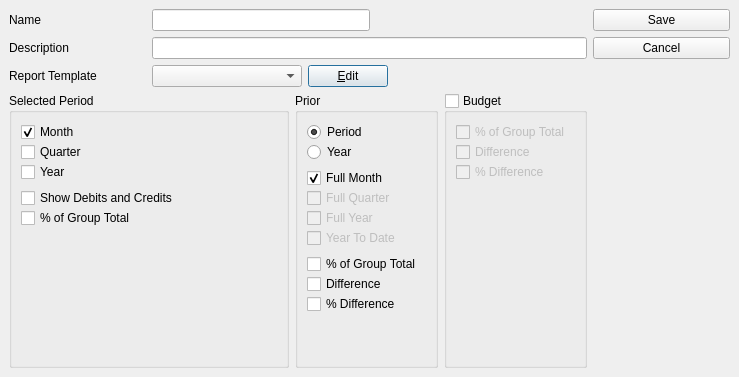
WooodHead/xtuple, file xtuple/trunk/guiclient/financialLayoutColumns.ui: the form before one commit.
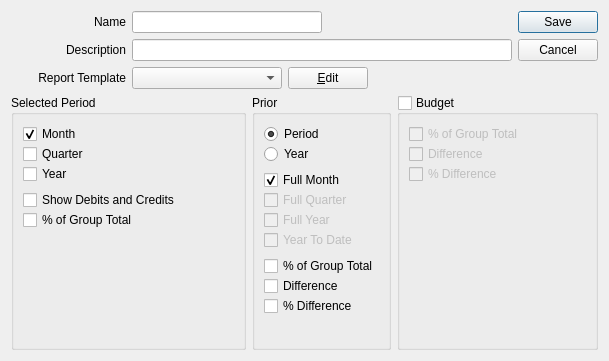
The form after the commit. Custom widgets are drawn as their Qt base class.

Commit message: issue #11869:  Some touch up to financial report layout for project accounting.

Diff of the .ui file:
```diff
--- a/xtuple/trunk/guiclient/financialLayoutColumns.ui
+++ b/xtuple/trunk/guiclient/financialLayoutColumns.ui
@@ -8,234 +8,144 @@
 is available at www.xtuple.com/CPAL.  By using this software, you agree
 to be bound by its terms.</comment>
  <class>financialLayoutColumns</class>
- <widget class="QDialog" name="financialLayoutColumns" >
-  <property name="geometry" >
+ <widget class="QDialog" name="financialLayoutColumns">
+  <property name="geometry">
    <rect>
     <x>0</x>
     <y>0</y>
-    <width>739</width>
-    <height>377</height>
+    <width>609</width>
+    <height>361</height>
    </rect>
   </property>
   <property name="windowTitle" >
    <string>Column Layout</string>
   </property>
-  <layout class="QGridLayout" >
-   <property name="margin" >
-    <number>9</number>
-   </property>
-   <property name="spacing" >
-    <number>6</number>
-   </property>
-   <item row="1" column="3" >
-    <widget class="QGroupBox" name="_budget" >
-     <property name="title" >
-      <string>Budget</string>
+  <layout class="QGridLayout" name="gridLayout">
+   <item row="0" column="0">
+    <widget class="QLabel" name="_nameLit">
+     <property name="text">
+      <string>Name</string>
      </property>
-     <property name="checkable" >
-      <bool>true</bool>
+     <property name="alignment">
+      <set>Qt::AlignRight|Qt::AlignTrailing|Qt::AlignVCenter</set>
      </property>
-     <property name="checked" >
-      <bool>false</bool>
+    </widget>
+   </item>
+   <item row="0" column="1" colspan="3">
+    <layout class="QHBoxLayout">
+     <item>
+      <widget class="XLineEdit" name="_name"/>
+     </item>
+     <item>
+      <spacer>
+       <property name="orientation">
+        <enum>Qt::Horizontal</enum>
+       </property>
+       <property name="sizeHint" stdset="0">
+        <size>
+         <width>40</width>
+         <height>20</height>
+        </size>
+       </property>
+      </spacer>
+     </item>
+    </layout>
+   </item>
+   <item row="0" column="4" rowspan="3">
+    <widget class="QDialogButtonBox" name="_buttonBox">
+     <property name="orientation">
+      <enum>Qt::Vertical</enum>
      </property>
-     <layout class="QGridLayout" >
-      <property name="margin" >
-       <number>9</number>
-      </property>
-      <property name="spacing" >
-       <number>6</number>
-      </property>
-      <item row="0" column="0" >
-       <layout class="QVBoxLayout" >
-        <property name="margin" >
-         <number>0</number>
-        </property>
-        <property name="spacing" >
-         <number>6</number>
-        </property>
-        <item>
-         <layout class="QVBoxLayout" >
-          <property name="margin" >
-           <number>0</number>
-          </property>
-          <property name="spacing" >
-           <number>0</number>
-          </property>
-          <item>
-           <widget class="QCheckBox" name="_budgetprcnt" >
-            <property name="text" >
-             <string>% of Group Total</string>
-            </property>
-           </widget>
-          </item>
-          <item>
-           <widget class="QCheckBox" name="_budgetdiff" >
-            <property name="text" >
-             <string>Difference</string>
-            </property>
-           </widget>
-          </item>
-          <item>
-           <widget class="QCheckBox" name="_budgetdiffprcnt" >
-            <property name="text" >
-             <string>% Difference</string>
-            </property>
-           </widget>
-          </item>
-         </layout>
-        </item>
-        <item>
-         <spacer>
-          <property name="orientation" >
-           <enum>Qt::Vertical</enum>
-          </property>
-          <property name="sizeHint" >
-           <size>
-            <width>119</width>
-            <height>81</height>
-           </size>
-          </property>
-         </spacer>
-        </item>
-       </layout>
-      </item>
-     </layout>
+     <property name="standardButtons">
+      <set>QDialogButtonBox::Cancel|QDialogButtonBox::Save</set>
+     </property>
     </widget>
    </item>
-   <item row="0" column="1" colspan="3" >
-    <layout class="QVBoxLayout" >
-     <property name="margin" >
-      <number>0</number>
+   <item row="1" column="0">
+    <widget class="QLabel" name="_descipLit">
+     <property name="text">
+      <string>Description</string>
      </property>
-     <property name="spacing" >
-      <number>6</number>
+     <property name="alignment">
+      <set>Qt::AlignRight|Qt::AlignTrailing|Qt::AlignVCenter</set>
      </property>
+    </widget>
+   </item>
+   <item row="1" column="1" colspan="3">
+    <widget class="XLineEdit" name="_descrip"/>
+   </item>
+   <item row="2" column="0">
+    <widget class="QLabel" name="_reportLit">
+     <property name="text">
+      <string>Report Template</string>
+     </property>
+     <property name="alignment">
+      <set>Qt::AlignRight|Qt::AlignTrailing|Qt::AlignVCenter</set>
+     </property>
+    </widget>
+   </item>
+   <item row="2" column="1" colspan="3">
+    <layout class="QHBoxLayout">
      <item>
-      <layout class="QHBoxLayout" >
-       <property name="margin" >
-        <number>0</number>
-       </property>
-       <property name="spacing" >
-        <number>6</number>
-       </property>
+      <layout class="QHBoxLayout">
        <item>
-        <widget class="XLineEdit" name="_name" />
-       </item>
-       <item>
-        <spacer>
-         <property name="orientation" >
-          <enum>Qt::Horizontal</enum>
-         </property>
-         <property name="sizeHint" >
+        <widget class="XComboBox" name="_report">
+         <property name="minimumSize">
           <size>
-           <width>40</width>
-           <height>20</height>
+           <width>150</width>
+           <height>0</height>
           </size>
          </property>
-        </spacer>
-       </item>
-      </layout>
-     </item>
-     <item>
-      <widget class="XLineEdit" name="_descrip" />
-     </item>
-     <item>
-      <layout class="QHBoxLayout" >
-       <property name="margin" >
-        <number>0</number>
-       </property>
-       <property name="spacing" >
-        <number>6</number>
-       </property>
-       <item>
-        <layout class="QHBoxLayout" >
-         <property name="margin" >
-          <number>0</number>
+         <property name="type">
+          <enum>XComboBox::Reports</enum>
          </property>
-         <property name="spacing" >
-          <number>6</number>
-         </property>
-         <item>
-          <widget class="XComboBox" name="_report" >
-           <property name="minimumSize" >
-            <size>
-             <width>150</width>
-             <height>0</height>
-            </size>
-           </property>
-           <property name="type" >
-            <enum>XComboBox::Reports</enum>
-           </property>
-          </widget>
-         </item>
-         <item>
-          <widget class="QPushButton" name="_edit" >
-           <property name="enabled" >
-            <bool>true</bool>
-           </property>
-           <property name="text" >
-            <string>&amp;Edit</string>
-           </property>
-          </widget>
-         </item>
-        </layout>
+        </widget>
        </item>
        <item>
-        <spacer>
-         <property name="orientation" >
-          <enum>Qt::Horizontal</enum>
+        <widget class="QPushButton" name="_edit">
+         <property name="enabled">
+          <bool>true</bool>
          </property>
-         <property name="sizeHint" >
-          <size>
-           <width>141</width>
-           <height>20</height>
-          </size>
+         <property name="text">
+          <string>&amp;Edit</string>
          </property>
-        </spacer>
+        </widget>
        </item>
       </layout>
      </item>
+     <item>
+      <spacer>
+       <property name="orientation">
+        <enum>Qt::Horizontal</enum>
+       </property>
+       <property name="sizeHint" stdset="0">
+        <size>
+         <width>141</width>
+         <height>20</height>
+        </size>
+       </property>
+      </spacer>
+     </item>
     </layout>
    </item>
-   <item row="1" column="0" colspan="2" >
-    <widget class="QGroupBox" name="_selected" >
-     <property name="title" >
+   <item row="3" column="0" colspan="2">
+    <widget class="QGroupBox" name="_selected">
+     <property name="title">
       <string>Selected Period</string>
      </property>
-     <layout class="QGridLayout" >
-      <property name="margin" >
-       <number>9</number>
-      </property>
-      <property name="spacing" >
-       <number>6</number>
-      </property>
-      <item row="0" column="0" >
-       <layout class="QVBoxLayout" >
-        <property name="margin" >
-         <number>0</number>
-        </property>
-        <property name="spacing" >
-         <number>6</number>
-        </property>
+     <layout class="QGridLayout">
+      <item row="0" column="0">
+       <layout class="QVBoxLayout">
         <item>
-         <layout class="QVBoxLayout" >
-          <property name="margin" >
-           <number>0</number>
-          </property>
-          <property name="spacing" >
-           <number>6</number>
-          </property>
+         <layout class="QVBoxLayout">
           <item>
-           <layout class="QVBoxLayout" >
-            <property name="margin" >
-             <number>0</number>
-            </property>
-            <property name="spacing" >
+           <layout class="QVBoxLayout">
+            <property name="spacing">
              <number>0</number>
             </property>
             <item>
-             <widget class="QCheckBox" name="_month" >
-              <property name="text" >
+             <widget class="QCheckBox" name="_month">
+              <property name="text">
                <string>Month</string>
               </property>
               <property name="checked" >
@@ -244,15 +154,15 @@
              </widget>
             </item>
             <item>
-             <widget class="QCheckBox" name="_quarter" >
-              <property name="text" >
+             <widget class="QCheckBox" name="_quarter">
+              <property name="text">
                <string>Quarter</string>
               </property>
              </widget>
             </item>
             <item>
-             <widget class="QCheckBox" name="_year" >
-              <property name="text" >
+             <widget class="QCheckBox" name="_year">
+              <property name="text">
                <string>Year</string>
               </property>
              </widget>
@@ -260,23 +170,20 @@
            </layout>
           </item>
           <item>
-           <layout class="QVBoxLayout" >
-            <property name="margin" >
-             <number>0</number>
-            </property>
-            <property name="spacing" >
+           <layout class="QVBoxLayout">
+            <property name="spacing">
              <number>0</number>
             </property>
             <item>
-             <widget class="QCheckBox" name="_showdb" >
-              <property name="text" >
+             <widget class="QCheckBox" name="_showdb">
+              <property name="text">
                <string>Show Debits and Credits</string>
               </property>
              </widget>
             </item>
             <item>
-             <widget class="QCheckBox" name="_prcnt" >
-              <property name="text" >
+             <widget class="QCheckBox" name="_prcnt">
+              <property name="text">
                <string>% of Group Total</string>
               </property>
              </widget>
@@ -287,13 +194,13 @@
         </item>
         <item>
          <spacer>
-          <property name="orientation" >
+          <property name="orientation">
            <enum>Qt::Vertical</enum>
           </property>
-          <property name="sizeHint" >
+          <property name="sizeHint" stdset="0">
            <size>
-            <width>174</width>
-            <height>20</height>
+            <width>20</width>
+            <height>0</height>
            </size>
           </property>
          </spacer>
@@ -303,77 +210,9 @@
      </layout>
     </widget>
    </item>
-   <item row="0" column="0" >
-    <layout class="QVBoxLayout" >
-     <property name="margin" >
-      <number>0</number>
-     </property>
-     <property name="spacing" >
-      <number>6</number>
-     </property>
-     <item>
-      <widget class="QLabel" name="_nameLit" >
-       <property name="text" >
-        <string>Name</string>
-       </property>
-      </widget>
-     </item>
-     <item>
-      <widget class="QLabel" name="_descipLit" >
-       <property name="text" >
-        <string>Description</string>
-       </property>
-      </widget>
-     </item>
-     <item>
-      <widget class="QLabel" name="_reportLit" >
-       <property name="text" >
-        <string>Report Template</string>
-       </property>
-      </widget>
-     </item>
-    </layout>
-   </item>
-   <item rowspan="2" row="0" column="4" >
-    <layout class="QVBoxLayout" >
-     <property name="margin" >
-      <number>0</number>
-     </property>
-     <property name="spacing" >
-      <number>6</number>
-     </property>
-     <item>
-      <widget class="QPushButton" name="_save" >
-       <property name="text" >
-        <string>Save</string>
-       </property>
-      </widget>
-     </item>
-     <item>
-      <widget class="QPushButton" name="_close" >
-       <property name="text" >
-        <string>Cancel</string>
-       </property>
-      </widget>
-     </item>
-     <item>
-      <spacer>
-       <property name="orientation" >
-        <enum>Qt::Vertical</enum>
-       </property>
-       <property name="sizeHint" >
-        <size>
-         <width>20</width>
-         <height>40</height>
-        </size>
-       </property>
-      </spacer>
-     </item>
-    </layout>
-   </item>
-   <item row="1" column="2" >
-    <widget class="QGroupBox" name="_prior" >
-     <property name="title" >
+   <item row="3" column="2">
+    <widget class="QGroupBox" name="_prior">
+     <property name="title">
       <string>Prior</string>
      </property>
      <property name="checkable" >
@@ -382,32 +221,17 @@
      <property name="checked" >
       <bool>false</bool>
      </property>
-     <layout class="QGridLayout" >
-      <property name="margin" >
-       <number>9</number>
-      </property>
-      <property name="spacing" >
-       <number>6</number>
-      </property>
-      <item row="0" column="0" >
-       <layout class="QVBoxLayout" >
-        <property name="margin" >
-         <number>0</number>
-        </property>
-        <property name="spacing" >
-         <number>6</number>
-        </property>
+     <layout class="QGridLayout">
+      <item row="0" column="0">
+       <layout class="QVBoxLayout">
         <item>
-         <layout class="QVBoxLayout" >
-          <property name="margin" >
-           <number>0</number>
-          </property>
-          <property name="spacing" >
+         <layout class="QVBoxLayout">
+          <property name="spacing">
            <number>0</number>
           </property>
           <item>
-           <widget class="QRadioButton" name="_priorperiod" >
-            <property name="text" >
+           <widget class="QRadioButton" name="_priorperiod">
+            <property name="text">
              <string>Period</string>
             </property>
             <property name="checked" >
@@ -416,8 +240,8 @@
            </widget>
           </item>
           <item>
-           <widget class="QRadioButton" name="_prioryear" >
-            <property name="text" >
+           <widget class="QRadioButton" name="_prioryear">
+            <property name="text">
              <string>Year</string>
             </property>
            </widget>
@@ -425,16 +249,13 @@
          </layout>
         </item>
         <item>
-         <layout class="QVBoxLayout" >
-          <property name="margin" >
-           <number>0</number>
-          </property>
-          <property name="spacing" >
+         <layout class="QVBoxLayout">
+          <property name="spacing">
            <number>0</number>
           </property>
           <item>
-           <widget class="QCheckBox" name="_fullmonth" >
-            <property name="text" >
+           <widget class="QCheckBox" name="_fullmonth">
+            <property name="text">
              <string>Full Month</string>
             </property>
             <property name="checked" >
@@ -443,8 +264,8 @@
            </widget>
           </item>
           <item>
-           <widget class="QCheckBox" name="_fullquarter" >
-            <property name="enabled" >
+           <widget class="QCheckBox" name="_fullquarter">
+            <property name="enabled">
              <bool>false</bool>
             </property>
             <property name="text" >
@@ -453,8 +274,8 @@
            </widget>
           </item>
           <item>
-           <widget class="QCheckBox" name="_fullyear" >
-            <property name="enabled" >
+           <widget class="QCheckBox" name="_fullyear">
+            <property name="enabled">
              <bool>false</bool>
             </property>
             <property name="text" >
@@ -463,8 +284,8 @@
            </widget>
           </item>
           <item>
-           <widget class="QCheckBox" name="_yeartodate" >
-            <property name="enabled" >
+           <widget class="QCheckBox" name="_yeartodate">
+            <property name="enabled">
              <bool>false</bool>
             </property>
             <property name="text" >
@@ -475,30 +296,87 @@
          </layout>
         </item>
         <item>
-         <layout class="QVBoxLayout" >
-          <property name="margin" >
+         <layout class="QVBoxLayout">
+          <property name="spacing">
            <number>0</number>
           </property>
-          <property name="spacing" >
+          <item>
+           <widget class="QCheckBox" name="_priorprcnt">
+            <property name="text">
+             <string>% of Group Total</string>
+            </property>
+           </widget>
+          </item>
+          <item>
+           <widget class="QCheckBox" name="_priordiff">
+            <property name="text">
+             <string>Difference</string>
+            </property>
+           </widget>
+          </item>
+          <item>
+           <widget class="QCheckBox" name="_priordiffprcnt">
+            <property name="text">
+             <string>% Difference</string>
+            </property>
+           </widget>
+          </item>
+         </layout>
+        </item>
+        <item>
+         <spacer>
+          <property name="orientation">
+           <enum>Qt::Vertical</enum>
+          </property>
+          <property name="sizeHint" stdset="0">
+           <size>
+            <width>20</width>
+            <height>0</height>
+           </size>
+          </property>
+         </spacer>
+        </item>
+       </layout>
+      </item>
+     </layout>
+    </widget>
+   </item>
+   <item row="3" column="3" colspan="2">
+    <widget class="QGroupBox" name="_budget">
+     <property name="title">
+      <string>Budget</string>
+     </property>
+     <property name="checkable">
+      <bool>true</bool>
+     </property>
+     <property name="checked">
+      <bool>false</bool>
+     </property>
+     <layout class="QGridLayout">
+      <item row="0" column="0">
+       <layout class="QVBoxLayout">
+        <item>
+         <layout class="QVBoxLayout">
+          <property name="spacing">
            <number>0</number>
           </property>
           <item>
-           <widget class="QCheckBox" name="_priorprcnt" >
-            <property name="text" >
+           <widget class="QCheckBox" name="_budgetprcnt">
+            <property name="text">
              <string>% of Group Total</string>
             </property>
            </widget>
           </item>
           <item>
-           <widget class="QCheckBox" name="_priordiff" >
-            <property name="text" >
+           <widget class="QCheckBox" name="_budgetdiff">
+            <property name="text">
              <string>Difference</string>
             </property>
            </widget>
           </item>
           <item>
-           <widget class="QCheckBox" name="_priordiffprcnt" >
-            <property name="text" >
+           <widget class="QCheckBox" name="_budgetdiffprcnt">
+            <property name="text">
              <string>% Difference</string>
             </property>
            </widget>
@@ -507,13 +385,13 @@
         </item>
         <item>
          <spacer>
-          <property name="orientation" >
+          <property name="orientation">
            <enum>Qt::Vertical</enum>
           </property>
-          <property name="sizeHint" >
+          <property name="sizeHint" stdset="0">
            <size>
-            <width>119</width>
-            <height>16</height>
+            <width>20</width>
+            <height>0</height>
            </size>
           </property>
          </spacer>
```
Left out of the diff: 52 changed lines with no effect on the pictures. The commit also changes 11 other files.
